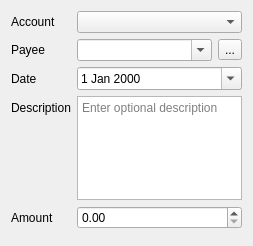
The window that src/views/ui_files/dialogs/refund_transaction_dialog.ui (JakubFranek/Kapytal) describes before a commit, drawn with Qt 5.
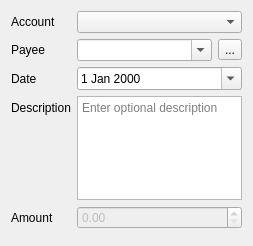
The same window after the commit.

What changed in the file:
```diff
--- a/src/views/ui_files/dialogs/refund_transaction_dialog.ui
+++ b/src/views/ui_files/dialogs/refund_transaction_dialog.ui
@@ -170,9 +170,15 @@
      </item>
      <item row="4" column="1">
       <widget class="QDoubleSpinBox" name="amountDoubleSpinBox">
+       <property name="enabled">
+        <bool>false</bool>
+       </property>
        <property name="alignment">
         <set>Qt::AlignLeading|Qt::AlignLeft|Qt::AlignVCenter</set>
        </property>
+       <property name="readOnly">
+        <bool>false</bool>
+       </property>
        <property name="showGroupSeparator" stdset="0">
         <bool>true</bool>
        </property>
```
